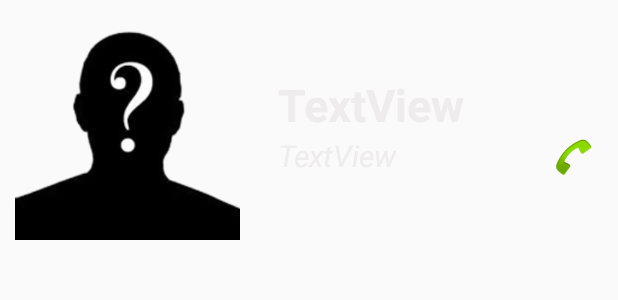
After one commit to fangpchy/Easy-KKU, an Android app: the layout my_layout.xml on its own in the app's theme, with its tools: preview values and no code run, on a phone screen of 412 x 824 dp. The commit adds this screen. Shown: the top 300 px of the screen. Run offline under Robolectric (Android 15) with nearby library versions, the phone set to English and light mode, and no system bars.

Commit message:
ListView OK

```diff
--- a/app/build.gradle
+++ b/app/build.gradle
@@ -28,4 +28,5 @@ dependencies {
     testCompile 'junit:junit:4.12'
     compile files('libs/simpleftp.jar')
     compile 'com.squareup.okhttp:okhttp:2.0.0'
+    compile files('libs/picasso-2.5.2.jar')
 }
--- /dev/null
+++ b/app/src/main/res/layout/my_layout.xml
@@ -0,0 +1,54 @@
+<?xml version="1.0" encoding="utf-8"?>
+<LinearLayout xmlns:android="http://schemas.android.com/apk/res/android"
+    xmlns:app="http://schemas.android.com/apk/res-auto"
+    android:orientation="horizontal" android:layout_width="match_parent"
+    android:layout_height="wrap_content">
+
+    <ImageView
+        android:layout_width="@dimen/icon"
+        android:layout_height="@dimen/icon"
+        app:srcCompat="@drawable/question_man"
+        android:id="@+id/imageView3"
+        android:layout_margin="10dp" />
+
+    <LinearLayout
+        android:orientation="vertical"
+        android:layout_width="match_parent"
+        android:layout_height="match_parent"
+        android:padding="15dp"
+        android:gravity="center_vertical">
+
+        <TextView
+            android:text="TextView"
+            android:layout_width="match_parent"
+            android:layout_height="wrap_content"
+            android:id="@+id/textView"
+            android:textStyle="normal|bold"
+            android:textSize="@dimen/h1"
+            android:textColor="@color/aText" />
+
+        <RelativeLayout
+            android:layout_width="match_parent"
+            android:layout_height="wrap_content">
+
+            <ImageView
+                android:layout_width="wrap_content"
+                android:layout_height="wrap_content"
+                app:srcCompat="@android:drawable/sym_action_call"
+                android:id="@+id/imageView4"
+                android:layout_alignParentRight="true" />
+
+            <TextView
+                android:text="TextView"
+                android:layout_width="wrap_content"
+                android:layout_height="wrap_content"
+                android:id="@+id/textView3"
+                android:textSize="@dimen/h2"
+                android:textStyle="normal|italic"
+                android:textColor="@color/aText"
+                android:layout_alignParentTop="true"
+                android:layout_alignParentLeft="true"
+                android:layout_alignParentStart="true" />
+        </RelativeLayout>
+    </LinearLayout>
+</LinearLayout>
```
Also changed, not shown: app/src/main/java/com/example/fangpchy/easykku/MyAdapter.java (added, +69 -0 lines), app/src/main/java/com/example/fangpchy/easykku/ServiceActivity.java (+25 -2 lines), app/src/main/res/layout/activity_service.xml (+7 -1 lines), app/libs/picasso-2.5.2.jar (added), app/src/main/my_call-web.png (added), app/src/main/res/mipmap-hdpi/my_call.png (added), app/src/main/res/mipmap-mdpi/my_call.png (added), app/src/main/res/mipmap-xhdpi/my_call.png (added), app/src/main/res/mipmap-xxhdpi/my_call.png (added), app/src/main/res/mipmap-xxxhdpi/my_call.png (added).
